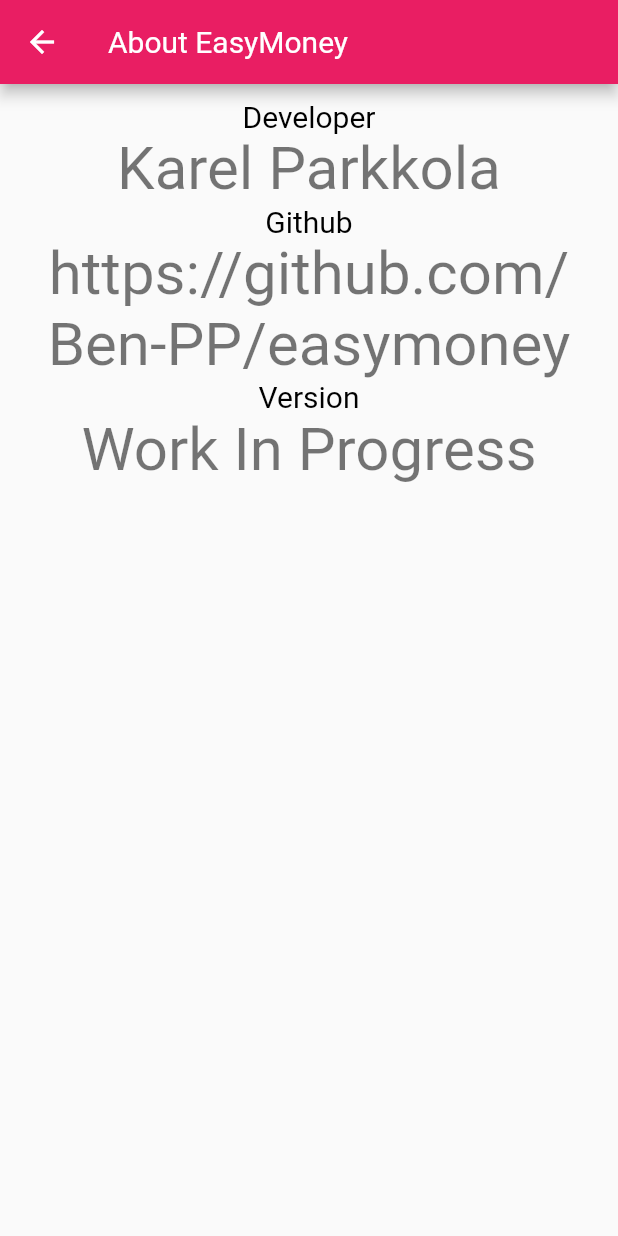
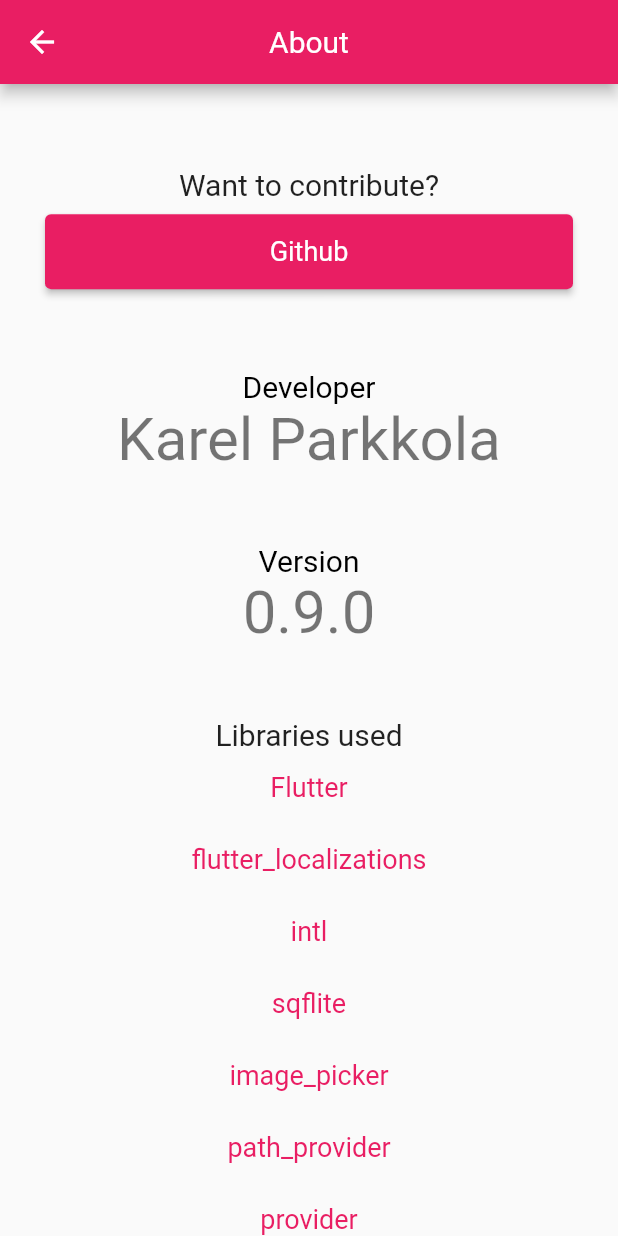
Before and after one commit to lepplaju/easymoney, a Flutter app: the InfoRoute screen opened directly, on a phone screen of 412 x 824 dp. Run offline on Flutter 3.47's test engine with Material 2 defaults, Android fonts, the phone set to English and light mode, and no system bars; our stand-ins replace after_layout, image_picker, package_info_plus, pdf, share_plus, sqflite; missing offline and left inert: pdf_render; accounts and stored records are empty; generated files the repository leaves out were written again.

Commit message:
Info route (#26)
- Closes #4 Add info page

```diff
--- a/lib/info_route.dart
+++ b/lib/info_route.dart
@@ -1,33 +1,163 @@
 import 'package:flutter/material.dart';
+import 'package:flutter_gen/gen_l10n/app_localizations.dart';
+import 'package:package_info_plus/package_info_plus.dart';
 
 import './widgets/data_widget.dart';
+import './utils/open_url.dart';
 
 /// Route for showing info about the app
 ///
 /// {@nodoc}
 class InfoRoute extends StatelessWidget {
   const InfoRoute({super.key});
+  static const List<Map<String, String>> _libraries = [
+    {
+      'name': 'Flutter',
+      'url': 'https://flutter.dev/',
+    },
+    {
+      'name': 'flutter_localizations',
+      'url': 'https://pub.dev/packages/flutter_localization',
+    },
+    {
+      'name': 'intl',
+      'url': 'https://pub.dev/packages/intl',
+    },
+    {
+      'name': 'sqflite',
+      'url': 'https://pub.dev/packages/sqflite',
+    },
+    {
+      'name': 'image_picker',
+      'url': 'https://pub.dev/packages/image_picker',
+    },
+    {
+      'name': 'path_provider',
+      'url': 'https://pub.dev/packages/path_provider',
+    },
+    {
+      'name': 'provider',
+      'url': 'https://pub.dev/packages/provider',
+    },
+    {
+      'name': 'pdf_render',
+      'url': 'https://pub.dev/packages/pdf_render',
+    },
+    {
+      'name': 'file_picker',
+      'url': 'https://pub.dev/packages/file_picker',
+    },
+    {
+      'name': 'path',
+      'url': 'https://pub.dev/packages/path',
+    },
+    {
+      'name': 'share_plus',
+      'url': 'https://pub.dev/packages/share_plus',
+    },
+    {
+      'name': 'after_layout',
+      'url': 'https://pub.dev/packages/after_layout',
+    },
+    {
+      'name': 'pdf',
+      'url': 'https://pub.dev/packages/pdf',
+    },
+    {
+      'name': 'package_info_plus',
+      'url': 'https://pub.dev/packages/package_info_plus',
+    },
+    {
+      'name': 'url_launcher',
+      'url': 'https://pub.dev/packages/url_launcher',
+    },
+  ];
+
+  List<Widget> _libraryBuilder(BuildContext context) {
+    final list = <Widget>[];
+    for (var package in _libraries) {
+      list.add(TextButton(
+          onPressed: () {
+            openUrl(package['url']!);
+          },
+          child: Text(package['name']!)));
+    }
+    return list;
+  }
 
   @override
   Widget build(BuildContext context) {
+    final locals = AppLocalizations.of(context);
+    final packageInfo = PackageInfo.fromPlatform();
     return Scaffold(
       appBar: AppBar(
-        // FIXME Localization
-        title: const Text('About EasyMoney'),
+        title: Text(locals!.infoRouteTitle),
+        centerTitle: true,
       ),
-      body: const Padding(
-        padding: EdgeInsets.all(10),
+      body: SingleChildScrollView(
+        child: Padding(
+          padding: const EdgeInsets.all(10),
           child: SizedBox(
             width: double.infinity,
             child: Column(
               children: [
-              // FIXME Localization
-              DataWidget(title: 'Developer', content: 'Karel Parkkola'),
+                SizedBox(
+                  height: MediaQuery.of(context).size.height * 0.5,
+                  child: Column(
+                    mainAxisAlignment: MainAxisAlignment.spaceEvenly,
+                    children: [
+                      Column(
+                        children: [
+                          Text(
+                            locals.infoRouteContribute,
+                            style: Theme.of(context).textTheme.titleLarge,
+                          ),
+                          Padding(
+                            padding: const EdgeInsets.symmetric(
+                              vertical: 8,
+                              horizontal: 20,
+                            ),
+                            child: ElevatedButton(
+                              onPressed: () {
+                                // Opening chrome on android emulator freezes
+                                // the emulator so don't use this button there
+                                openUrl('https://github.com/Ben-PP/easymoney');
+                              },
+                              child: const SizedBox(
+                                width: double.infinity,
+                                child: Text(
+                                  'Github',
+                                  textAlign: TextAlign.center,
+                                ),
+                              ),
+                            ),
+                          ),
+                        ],
+                      ),
                       DataWidget(
-                  title: 'Github',
-                  content: 'https://github.com/Ben-PP/easymoney'),
-              DataWidget(title: 'Version', content: 'Work In Progress'),
+                          title: locals.infoRouteDeveloper,
+                          content: 'Karel Parkkola'),
+                      FutureBuilder(
+                          future: packageInfo,
+                          builder: (BuildContext context,
+                              AsyncSnapshot<PackageInfo> snapshot) {
+                            return DataWidget(
+                              title: locals.infoRouteVersion,
+                              content: snapshot.hasData
+                                  ? snapshot.data!.version
+                                  : '',
+                            );
+                          }),
                     ],
+                  ),
+                ),
+                Text(
+                  locals.infoRouteLibraries,
+                  style: Theme.of(context).textTheme.titleLarge,
+                ),
+                ..._libraryBuilder(context),
+              ],
+            ),
           ),
         ),
       ),
--- a/pubspec.yaml
+++ b/pubspec.yaml
@@ -40,6 +40,8 @@ dependencies:
   share_plus: ^7.1.0
   after_layout: ^1.2.0
   pdf: ^3.10.4
+  package_info_plus: ^4.2.0
+  url_launcher: ^6.1.14
 
   # Use with the CupertinoIcons class for iOS style icons.
   cupertino_icons: ^1.0.2
```
Also changed, not shown: assets/localization_source/info_route.txt (added, +44 -0 lines), lib/l10n/app_en.arb (+54 -24 lines), lib/l10n/app_fi.arb (+12 -7 lines), lib/utils/open_url.dart (added, +8 -0 lines), 1 other file. Lines whose indentation alone changed are shown as unchanged.
